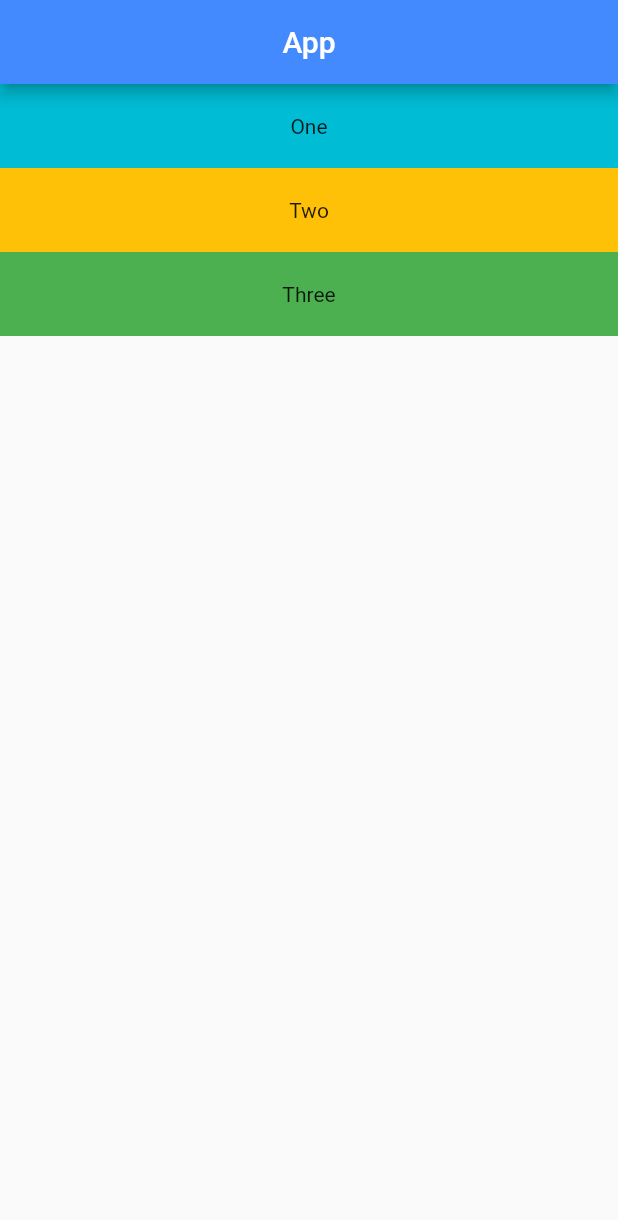
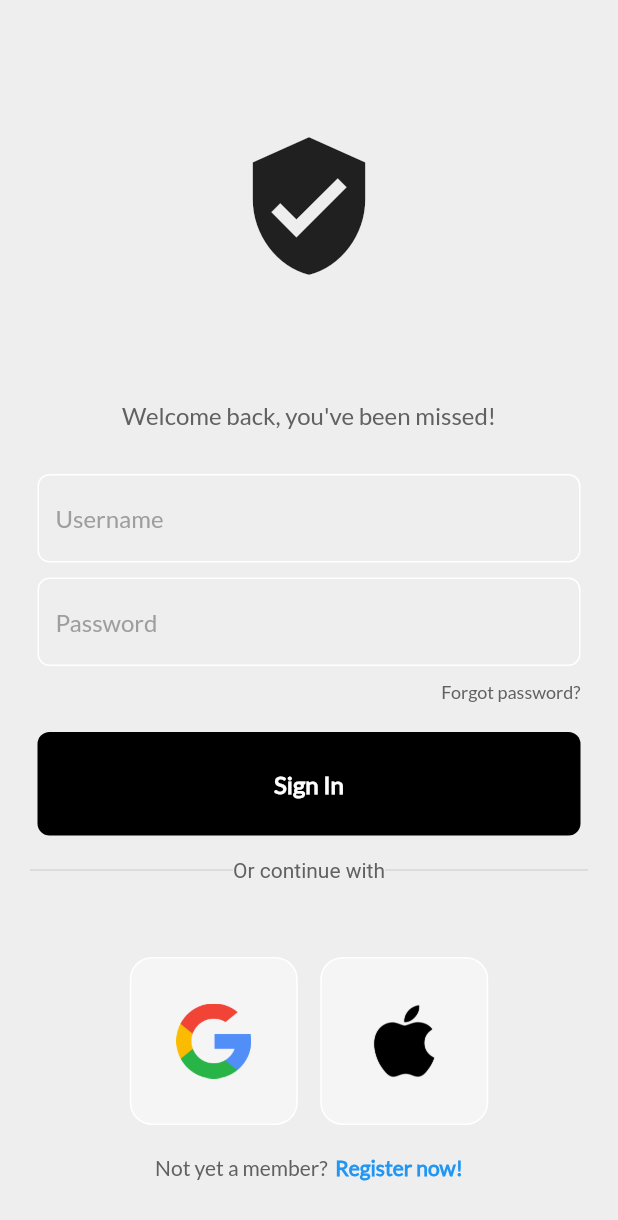
Before and after one commit to aportkwekwek/flutter-app, a Flutter app: the screen it shows after launch, on a phone screen of 412 x 824 dp. Shown: the top 1220 px of the screen. Run offline on Flutter 3.47's test engine with Material 2 defaults, Android fonts, the phone set to English and light mode, and no system bars.

Commit message:
UI Design  - Login page

```diff
--- /dev/null
+++ b/lib/components/proj_sign_button.dart
@@ -0,0 +1,39 @@
+// ignore_for_file: prefer_const_constructors, prefer_const_literals_to_create_immutables
+
+import 'package:flutter/material.dart';
+
+class SignInButton extends StatelessWidget {
+  final Function()? buttonTap;
+  const SignInButton({
+    super.key,
+    required this.buttonTap,
+  });
+
+
+
+  @override
+  build(BuildContext context) {
+    return GestureDetector(
+      onTap: buttonTap,
+      child: Container(
+        padding: EdgeInsets.all(25),
+        margin: EdgeInsets.symmetric(horizontal: 25),
+        decoration: BoxDecoration(
+          color: Colors.black,
+          borderRadius: BorderRadius.circular(8)
+          ),
+        child: Center(
+          child: Text(
+            'Sign In',
+            style: TextStyle(
+              color: Colors.white,
+              fontFamily: 'Lato',
+              fontSize: 16,
+              fontWeight: FontWeight.bold
+              ),
+          )
+        ),
+      ),
+    );
+  }
+}
--- /dev/null
+++ b/lib/components/proj_square_tile.dart
@@ -0,0 +1,26 @@
+import 'package:flutter/material.dart';
+
+class SquareTile extends StatelessWidget {
+  final String imagePath;
+
+  const SquareTile({
+    super.key,
+    required this.imagePath,
+  });
+
+  @override
+  Widget build(BuildContext context) {
+    return Container(
+      padding: EdgeInsets.all(30),
+      decoration: BoxDecoration(
+        border: Border.all(color: Colors.white),
+        borderRadius: BorderRadius.circular(15),
+        color: Colors.grey[100],
+      ),
+      child: Image.asset(
+        imagePath,
+        height: 50,
+      )
+    );
+  }
+}
--- /dev/null
+++ b/lib/components/proj_textfield.dart
@@ -0,0 +1,37 @@
+import 'package:flutter/material.dart';
+
+class MyTextField extends StatelessWidget {
+  final controller;
+  final String hintText;
+  final bool obscureText;
+
+  const MyTextField({
+    super.key,
+    required this.controller,
+    required this.hintText,
+    required this.obscureText,
+  });
+
+  @override
+  Widget build(BuildContext context) {
+    return Padding(
+      padding: const EdgeInsets.symmetric(horizontal: 25.0),
+      child: TextField(
+        controller: controller,
+        obscureText: obscureText,
+        decoration: InputDecoration(
+          enabledBorder: OutlineInputBorder(
+            borderSide: BorderSide(color: Colors.white),
+            borderRadius: BorderRadius.circular(8),
+          ),
+          focusedBorder: OutlineInputBorder(
+              borderSide: BorderSide(color: Colors.grey.shade400)),
+          filled: true,
+          fillColor: Colors.grey.shade200,
+          hintText: hintText,
+          hintStyle: TextStyle(color: Colors.grey[500], fontFamily: 'Lato'),
+        ),
+      ),
+    );
+  }
+}
--- a/lib/main.dart
+++ b/lib/main.dart
@@ -1,48 +1,18 @@
 import 'package:flutter/material.dart';
+import 'pages/login_page.dart';
 
-void main() => runApp(const MaterialApp(home: Home()));
+void main() {
+  runApp(const MyApp());
+}
 
-class Home extends StatelessWidget {
-  const Home({super.key});
+class MyApp extends StatelessWidget {
+  const MyApp({super.key});
 
   @override
-  Widget build(BuildContext context) {
-    return Scaffold(
-        appBar: AppBar(
-          title: const Text('App'),
-          centerTitle: true,
-          backgroundColor: Colors.blueAccent,
-        ),
-        body: Column(
-          mainAxisAlignment: MainAxisAlignment.start,
-          crossAxisAlignment: CrossAxisAlignment.stretch,
-          children: <Widget>[
-            Container(
-              padding: EdgeInsets.all(20.0),
-              color: Colors.cyan,
-              child: Text(
-                'One',
-                textAlign: TextAlign.center,
-                ),
-            ),
-            Container(
-              padding: EdgeInsets.all(20.0),
-              color: Colors.amber,
-              child: Text(
-                'Two',
-                textAlign: TextAlign.center,
-                ),
-            ),
-            Container(
-              padding: EdgeInsets.all(20.0),
-              color: Colors.green,
-              child: Text(
-                'Three',
-                textAlign: TextAlign.center,
-                ),
-            ),
-          ]
-        )
-      );
+  Widget build(BuildContext context){
+    return MaterialApp(
+      debugShowCheckedModeBanner: false,
+      home: LoginPage()
+    );
   }
 }
--- /dev/null
+++ b/lib/pages/login_page.dart
@@ -0,0 +1,122 @@
+// ignore_for_file: prefer_const_constructors, prefer_const_literals_to_create_immutables
+
+import 'package:flutter/material.dart';
+import 'package:myapp/components/proj_sign_button.dart';
+import 'package:myapp/components/proj_square_tile.dart';
+import 'package:myapp/components/proj_textfield.dart';
+
+class LoginPage extends StatelessWidget {
+  LoginPage({super.key});
+
+  final usernameController = TextEditingController();
+  final passwordController = TextEditingController();
+
+  void userSignIn() {}
+
+  @override
+  Widget build(BuildContext context) {
+    return Scaffold(
+      backgroundColor: Colors.grey[200],
+      body: SafeArea(
+        child: Center(
+          child: Column(
+            mainAxisAlignment: MainAxisAlignment.center,
+            children: [
+              SizedBox(height: 50),
+              Icon(Icons.verified_user, size: 100),
+
+              SizedBox(height: 80),
+              Text(
+                "Welcome back, you've been missed!",
+                style: TextStyle(
+                    color: Colors.grey[700], fontSize: 16, fontFamily: 'Lato'),
+              ),
+
+              SizedBox(height: 30),
+              MyTextField(
+                controller: usernameController,
+                hintText: 'Username',
+                obscureText: false,
+              ),
+              SizedBox(height: 10),
+              MyTextField(
+                controller: passwordController,
+                hintText: 'Password',
+                obscureText: true,
+              ),
+
+              SizedBox(height: 10),
+              Padding(
+                padding: const EdgeInsets.symmetric(horizontal: 25.0),
+                child: Row(
+                  mainAxisAlignment: MainAxisAlignment.end,
+                  children: [
+                    Text(
+                      'Forgot password?',
+                      style: TextStyle(
+                          color: Colors.grey[700],
+                          fontFamily: 'Lato',
+                          fontSize: 12),
+                    ),
+                  ],
+                ),
+              ),
+
+              SizedBox(height: 20),
+              SignInButton(
+                buttonTap: userSignIn,
+              ),
+
+              SizedBox(height: 15),
+              Padding(
+                padding: const EdgeInsets.symmetric(horizontal: 20.0),
+                child: Row(
+                  children: [
+                    Expanded(child: Divider(
+                      thickness: 0.5,
+                      color: Colors.grey[400],
+                      )
+                    ),
+                    Text(
+                      'Or continue with',
+                      style: TextStyle(color: Colors.grey[700]),
+                      ),
+                    Expanded(child: Divider(
+                      thickness: 0.5,
+                      color: Colors.grey[400],
+                      )
+                    ),
+                  ],
+                ),
+              ),
+
+              SizedBox(height: 50),
+              Row(
+                mainAxisAlignment: MainAxisAlignment.center,
+                children: [
+                  SquareTile(imagePath: 'assets/images/google_logo.png',),
+                  SizedBox(width: 15,),
+                  SquareTile(imagePath: 'assets/images/apple_logo.png',)
+                ],
+              ),
+
+              SizedBox(height: 20),
+              Row(
+                mainAxisAlignment: MainAxisAlignment.center,
+                children: [
+                  Text('Not yet a member?',
+                  style: TextStyle(color: Colors.grey[700], fontFamily: 'Lato'),),
+                  SizedBox(width: 5),
+                  Text('Register now!',
+                  style: TextStyle(color: Colors.blue[500], fontFamily: 'Lato', fontWeight: FontWeight.bold),),
+                ],
+              )
+
+
+            ],
+          )
+        ),
+      ),
+    );
+  }
+}
```
Also changed, not shown: assets/images/apple_logo.png (added), assets/images/google_logo.png (added).
